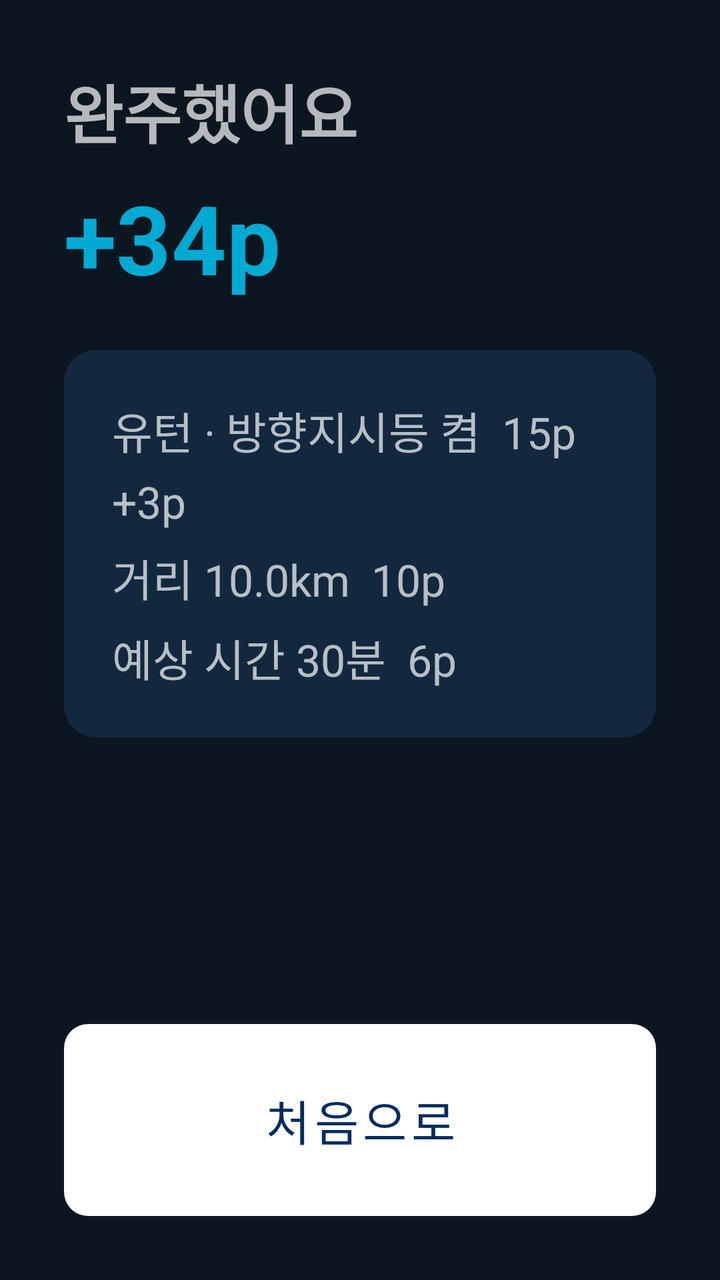
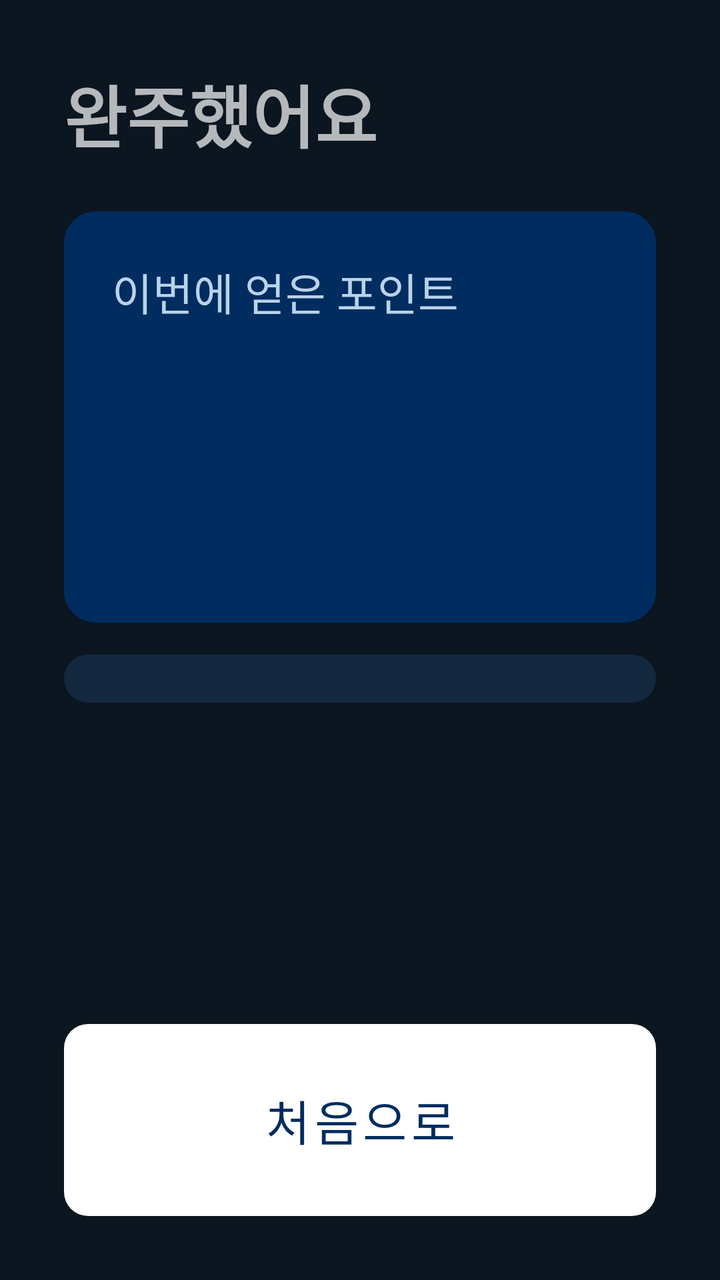

Screens rendered from an Android XML layout before and after an edit, with the pre-edit source and the edit as a unified diff.
<!-- AndroidManifest.xml: application theme Theme.Jeonunbochocar -->
<!-- res/layout/screen_result.xml -->
<?xml version="1.0" encoding="utf-8"?>
<LinearLayout xmlns:android="http://schemas.android.com/apk/res/android"
    android:layout_width="match_parent"
    android:layout_height="match_parent"
    android:orientation="vertical"
    android:padding="32dp">

    <TextView
        android:layout_width="wrap_content"
        android:layout_height="wrap_content"
        android:text="완주했어요"
        android:textSize="32sp"
        android:textStyle="bold" />

    <TextView
        android:id="@+id/earnedPoints"
        android:layout_width="wrap_content"
        android:layout_height="wrap_content"
        android:layout_marginTop="8dp"
        android:text="+34p"
        android:textColor="@color/jb_accent"
        android:textSize="48sp"
        android:textStyle="bold" />

    <TextView
        android:id="@+id/resultDetail"
        android:layout_width="match_parent"
        android:layout_height="wrap_content"
        android:layout_marginTop="24dp"
        android:background="@drawable/bg_card"
        android:lineSpacingExtra="8dp"
        android:padding="24dp"
        android:text="유턴 · 방향지시등 켬  15p +3p\n거리 10.0km  10p\n예상 시간 30분  6p"
        android:textSize="22sp" />

    <Space
        android:layout_width="match_parent"
        android:layout_height="0dp"
        android:layout_weight="1" />

    <Button
        android:id="@+id/btnHome"
        style="@style/Jb.Button.Primary"
        android:layout_width="match_parent"
        android:layout_height="96dp"
        android:text="처음으로" />
</LinearLayout>
<!-- resources referenced by this layout -->
<resources>
  <color name="jb_accent">#00AAD2</color>
  <!-- drawable bg_card (drawable) -->
  <?xml version="1.0" encoding="utf-8"?>
  <shape xmlns:android="http://schemas.android.com/apk/res/android">
      <solid android:color="@color/jb_card" />
      <corners android:radius="16dp" />
  </shape>
  <style name="Jb.Button.Primary">
          <item name="backgroundTint">@color/white</item>
          <item name="android:textColor">@color/jb_navy</item>
      </style>
  <style name="Theme.Jeonunbochocar" parent="Theme.MaterialComponents.NoActionBar">
          <item name="colorPrimary">@color/jb_accent</item>
          <item name="colorPrimaryVariant">@color/jb_navy</item>
          <item name="colorOnPrimary">@color/jb_background</item>
          <item name="colorSecondary">@color/jb_accent</item>
          <item name="colorOnSecondary">@color/jb_background</item>
          <item name="android:windowBackground">@color/jb_background</item>
          <item name="android:statusBarColor">@color/jb_background</item>
          <item name="materialButtonStyle">@style/Jb.Button</item>
      </style>
  <color name="jb_card">#13283F</color>
  <color name="white">#FFFFFFFF</color>
  <color name="jb_navy">#002C5F</color>
  <color name="jb_background">#0B1620</color>
  <style name="Jb.Button" parent="Widget.MaterialComponents.Button.UnelevatedButton">
          <item name="backgroundTint">@color/jb_card</item>
          <item name="android:textColor">@color/white</item>
          <item name="android:textSize">24sp</item>
          <item name="cornerRadius">12dp</item>
          <item name="android:insetTop">0dp</item>
          <item name="android:insetBottom">0dp</item>
      </style>
</resources>

<!-- the commit's change to res/layout/screen_result.xml (unified diff, before → after) -->
@@ -1,47 +1,86 @@
 <?xml version="1.0" encoding="utf-8"?>
 <LinearLayout xmlns:android="http://schemas.android.com/apk/res/android"
+    xmlns:app="http://schemas.android.com/apk/res-auto"
     android:layout_width="match_parent"
     android:layout_height="match_parent"
     android:orientation="vertical"
     android:padding="32dp">
 
-    <TextView
-        android:layout_width="wrap_content"
-        android:layout_height="wrap_content"
-        android:text="완주했어요"
-        android:textSize="32sp"
-        android:textStyle="bold" />
-
-    <TextView
-        android:id="@+id/earnedPoints"
-        android:layout_width="wrap_content"
-        android:layout_height="wrap_content"
-        android:layout_marginTop="8dp"
-        android:text="+34p"
-        android:textColor="@color/jb_accent"
-        android:textSize="48sp"
-        android:textStyle="bold" />
-
-    <TextView
-        android:id="@+id/resultDetail"
+    <LinearLayout
         android:layout_width="match_parent"
         android:layout_height="wrap_content"
-        android:layout_marginTop="24dp"
-        android:background="@drawable/bg_card"
-        android:lineSpacingExtra="8dp"
-        android:padding="24dp"
-        android:text="유턴 · 방향지시등 켬  15p +3p\n거리 10.0km  10p\n예상 시간 30분  6p"
-        android:textSize="22sp" />
+        android:gravity="center_vertical"
+        android:orientation="horizontal">
 
-    <Space
+        <TextView
+            android:layout_width="wrap_content"
+            android:layout_height="wrap_content"
+            android:text="완주했어요"
+            android:textSize="34sp"
+            android:textStyle="bold" />
+    </LinearLayout>
+
+    <ScrollView
         android:layout_width="match_parent"
         android:layout_height="0dp"
-        android:layout_weight="1" />
+        android:layout_marginTop="24dp"
+        android:layout_weight="1">
+
+        <LinearLayout
+            android:id="@+id/screenContent"
+            android:layout_width="match_parent"
+            android:layout_height="wrap_content"
+            android:orientation="vertical">
+
+            <LinearLayout
+                android:layout_width="match_parent"
+                android:layout_height="wrap_content"
+                android:layout_marginTop="0dp"
+                android:background="@drawable/bg_level_card"
+                android:orientation="vertical"
+                android:padding="24dp">
+
+                <TextView
+                    android:layout_width="wrap_content"
+                    android:layout_height="wrap_content"
+                    android:layout_marginTop="0dp"
+                    android:text="이번에 얻은 포인트"
+                    android:textColor="@color/jb_on_navy_secondary"
+                    android:textSize="22sp" />
+
+                <TextView
+                    android:id="@+id/earnedPoints"
+                    android:layout_width="wrap_content"
+                    android:layout_height="wrap_content"
+                    android:textColor="@color/jb_accent_soft"
+                    android:textSize="72sp"
+                    android:textStyle="bold" />
+
+                <TextView
+                    android:id="@+id/resultLevel"
+                    android:layout_width="wrap_content"
+                    android:layout_height="wrap_content"
+                    android:textColor="@color/jb_on_navy_secondary"
+                    android:textSize="22sp" />
+            </LinearLayout>
+
+            <LinearLayout
+                android:id="@+id/resultRows"
+                android:layout_width="match_parent"
+                android:layout_height="wrap_content"
+                android:layout_marginTop="16dp"
+                android:background="@drawable/bg_card"
+                android:orientation="vertical"
+                android:paddingHorizontal="24dp"
+                android:paddingBottom="24dp" />
+        </LinearLayout>
+    </ScrollView>
 
     <Button
         android:id="@+id/btnHome"
         style="@style/Jb.Button.Primary"
         android:layout_width="match_parent"
         android:layout_height="96dp"
+        android:layout_marginTop="16dp"
         android:text="처음으로" />
 </LinearLayout>
<!-- resource entries referenced after the edit -->
@@ -1,10 +1,18 @@
 <!-- resources referenced by this layout -->
 <resources>
+  <color name="jb_accent_soft">#6FD8F2</color>
+  <color name="jb_on_navy_secondary">#B9D3EA</color>
   <color name="jb_accent">#00AAD2</color>
   <!-- drawable bg_card (drawable) -->
   <?xml version="1.0" encoding="utf-8"?>
   <shape xmlns:android="http://schemas.android.com/apk/res/android">
       <solid android:color="@color/jb_card" />
+      <corners android:radius="16dp" />
+  </shape>
+  <!-- drawable bg_level_card (drawable) -->
+  <?xml version="1.0" encoding="utf-8"?>
+  <shape xmlns:android="http://schemas.android.com/apk/res/android">
+      <solid android:color="@color/jb_navy" />
       <corners android:radius="16dp" />
   </shape>
   <style name="Jb.Button.Primary">
